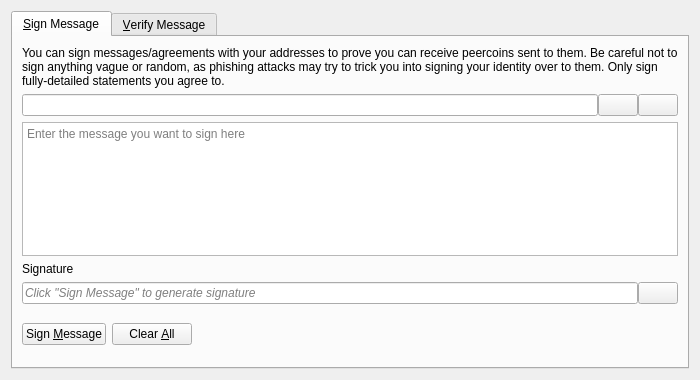
Before: the Qt Designer form src/qt/forms/signverifymessagedialog.ui in nerdlabs-dev/litedoge-dev, drawn with Qt 5.
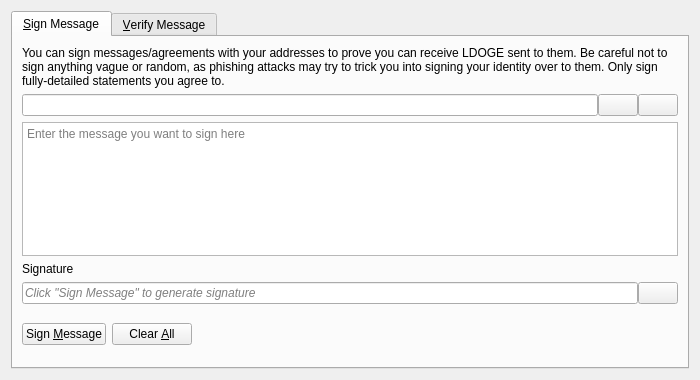
After: the same form once the commit is applied. Icons and pictures are not drawn. Custom widgets are drawn as their Qt base class.

Commit message: Version 3.6.0.2, 2027 copyright, LiteDoge names; drop dead Peercoin chain params

The edit to the form file:
```diff
--- a/src/qt/forms/signverifymessagedialog.ui
+++ b/src/qt/forms/signverifymessagedialog.ui
@@ -30,7 +30,7 @@
        <item>
         <widget class="QLabel" name="infoLabel_SM">
          <property name="text">
-          <string>You can sign messages/agreements with your addresses to prove you can receive peercoins sent to them. Be careful not to sign anything vague or random, as phishing attacks may try to trick you into signing your identity over to them. Only sign fully-detailed statements you agree to.</string>
+          <string>You can sign messages/agreements with your addresses to prove you can receive LDOGE sent to them. Be careful not to sign anything vague or random, as phishing attacks may try to trick you into signing your identity over to them. Only sign fully-detailed statements you agree to.</string>
          </property>
          <property name="textFormat">
           <enum>Qt::PlainText</enum>
```
Left out of the diff: 8 changed lines with no effect on the pictures. The commit also changes 40 other files.
